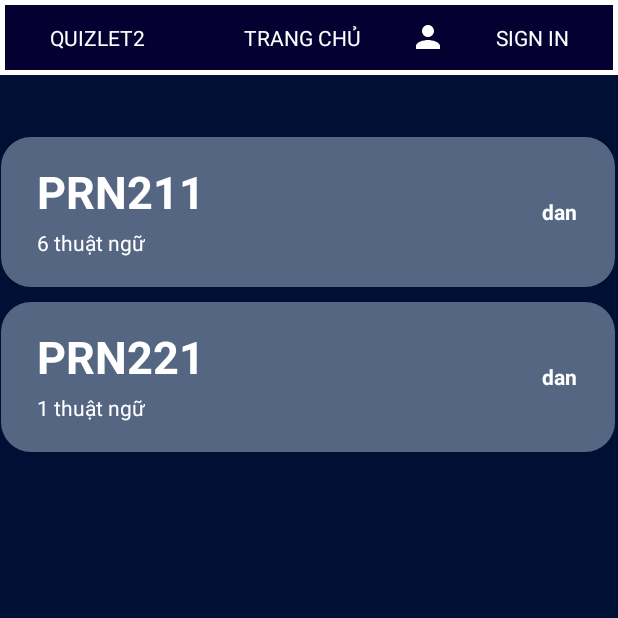
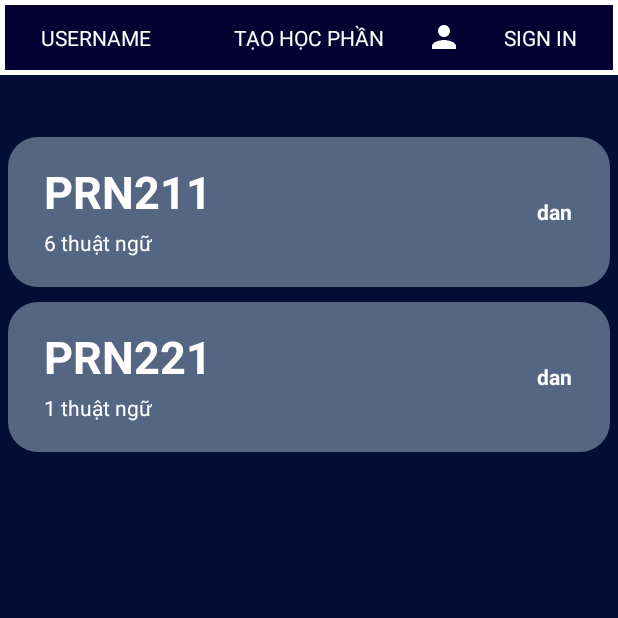
Before and after one commit to danpott555/QuizLearn, an Android app: the HomeScreenActivity screen opened directly, with no data from a screen before it, on a phone screen of 412 x 824 dp, the top half of it. Run offline under Robolectric (Android 15) with nearby library versions, the phone set to English and light mode, and no system bars; our stand-ins replace Room's generated code; 1 statement that could not run was skipped.

Commit message:
update layout, intent

```diff
--- a/app/src/main/java/com/smily/quizlearn/HomeScreenActivity.java
+++ b/app/src/main/java/com/smily/quizlearn/HomeScreenActivity.java
@@ -1,14 +1,18 @@
 package com.smily.quizlearn;
 
+import android.content.Intent;
 import android.os.Bundle;
+import android.view.View;
 import android.widget.LinearLayout;
 import android.widget.ScrollView;
+import android.widget.TextView;
 
 import androidx.appcompat.app.AppCompatActivity;
 import androidx.recyclerview.widget.GridLayoutManager;
 import androidx.recyclerview.widget.RecyclerView;
 
 import com.smily.quizlearn.model.StudySet;
+import com.smily.quizlearn.model.User;
 import com.smily.quizlearn.roomdatabase.InitDatabase;
 
 import java.util.ArrayList;
@@ -19,33 +23,53 @@ public class HomeScreenActivity extends AppCompatActivity {
     private List<StudySet> cards;
     private ScrollView homeScrView;
     private LinearLayout homeLinearLayout;
+    private TextView tvUsername;
+    private TextView tvInsertStudySet;
+    private User user;
+
     private void bindingView() {
-        rcvMain=findViewById(R.id.rcvMain);
+        tvInsertStudySet = findViewById(R.id.tvInsertStudySet);
+        tvUsername = findViewById(R.id.tvUsername);
+        rcvMain = findViewById(R.id.rcvMain);
         homeScrView = findViewById(R.id.homeScrView);
         homeLinearLayout = findViewById(R.id.homeLinearLayout);
         homeScrView.smoothScrollTo(0, homeLinearLayout.getTop());
     }
 
     private void bindingAction() {
-
-    }
-    private void onClick(){
-
+        tvInsertStudySet.setOnClickListener(this::OnTvInsertStudySetClick);
     }
 
-    private void fakeData(){
+    private void OnTvInsertStudySetClick(View view) {
+        Intent i = new Intent(this, AddScreenActivity.class);
+        i.putExtra("email", user.getEmail());
+        startActivity(i);
+    }
+
+    private void receivingIntent() {
+        Intent i = getIntent();
+        if (i.hasExtra("email")) {
+            user = InitDatabase.getInstance(this).userDAO().getUserByEmail(i.getStringExtra("email"));
+        }
+    }
+
+    private void setData() {
+        tvUsername.setText(user.getUsername());
         cards = new ArrayList<>();
-        cards= InitDatabase.getInstance(this).studySetDAO().getAll();
+        cards = InitDatabase.getInstance(this).studySetDAO().getAll();
     }
+
     private void bindDataToRcvDictionary() {
-        fakeData();
+        setData();
         rcvMain.setLayoutManager(new GridLayoutManager(this, 1));
         rcvMain.setAdapter(new HomeScreen_Adapter(cards, this));
     }
+
     @Override
     protected void onCreate(Bundle savedInstanceState) {
         super.onCreate(savedInstanceState);
         setContentView(R.layout.activity_main_rcv_screen);
+        receivingIntent();
         bindingView();
         bindingAction();
         bindDataToRcvDictionary();
--- a/app/src/main/java/com/smily/quizlearn/LoginActivity.java
+++ b/app/src/main/java/com/smily/quizlearn/LoginActivity.java
@@ -20,7 +20,7 @@ public class LoginActivity extends AppCompatActivity {
     MaterialButton btnSignUpInLogin;
 
     public void bindingView() {
-        username = findViewById(R.id.username);
+        username = findViewById(R.id.email);
         password = findViewById(R.id.password);
         btnLogin = findViewById(R.id.loginbtn);
         btnSignUpInLogin=findViewById(R.id.btnSignUpInLogin);
@@ -42,7 +42,7 @@ public class LoginActivity extends AppCompatActivity {
         if (user != null) {
             Toast.makeText(LoginActivity.this, "Login successfully", Toast.LENGTH_SHORT).show();
             Intent i = new Intent(this, HomeScreenActivity.class);
-            i.putExtra("userId", 1);
+            i.putExtra("email", user.getEmail());
             startActivity(i);
         } else {
             Toast.makeText(LoginActivity.this, "Login failed", Toast.LENGTH_SHORT).show();
--- a/app/src/main/java/com/smily/quizlearn/roomdatabase/StudySetDAO.java
+++ b/app/src/main/java/com/smily/quizlearn/roomdatabase/StudySetDAO.java
@@ -13,7 +13,8 @@ public interface StudySetDAO {
     @Insert
     void insertStudySet(StudySet studySet);
 
-
+    @Query("SELECT * FROM studySet WHERE name LIKE '%' || :search || '%'")
+    List<StudySet> getListBySearch(String search);
 
     @Query("SELECT * FROM studySet")
     List<StudySet> getAll();
--- a/app/src/main/res/layout/activity_main.xml
+++ b/app/src/main/res/layout/activity_main.xml
@@ -22,7 +22,7 @@
         android:textStyle="bold" />
 
     <EditText
-        android:id="@+id/username"
+        android:id="@+id/email"
         android:layout_width="match_parent"
         android:layout_height="wrap_content"
         android:layout_below="@+id/signin"
@@ -33,7 +33,7 @@
         android:background="#30ffffff"
         android:drawableLeft="@drawable/baseline_person_outline_24"
         android:drawablePadding="20dp"
-        android:hint="Username"
+        android:hint="Email"
         android:padding="20dp"
         android:textColor="@color/white"
         android:textColorHint="@color/white" />
@@ -42,7 +42,7 @@
         android:id="@+id/password"
         android:layout_width="match_parent"
         android:layout_height="wrap_content"
-        android:layout_below="@+id/username"
+        android:layout_below="@+id/email"
         android:layout_marginStart="10dp"
         android:layout_marginTop="10dp"
         android:layout_marginEnd="10dp"
--- a/app/src/main/res/layout/activity_main_rcv_screen.xml
+++ b/app/src/main/res/layout/activity_main_rcv_screen.xml
@@ -25,20 +25,22 @@
             app:layout_constraintTop_toTopOf="parent">
 
             <TextView
+                android:id="@+id/tvUsername"
                 android:layout_width="wrap_content"
                 android:layout_height="50dp"
                 android:layout_weight="0.3"
                 android:gravity="center"
-                android:text="Quizlet2"
+                android:text="Username"
                 android:textAllCaps="true"
                 android:textColor="#FFFFFF" />
 
             <TextView
+                android:id="@+id/tvInsertStudySet"
                 android:layout_width="wrap_content"
                 android:layout_height="50dp"
                 android:layout_weight="0.3"
                 android:gravity="center"
-                android:text="TRang chủ"
+                android:text="Tạo học phần"
                 android:textAllCaps="true"
                 android:textColor="#FFFFFF" />
 
@@ -55,10 +57,11 @@
 
         <androidx.recyclerview.widget.RecyclerView
             android:id="@+id/rcvMain"
-            android:layout_width="409dp"
+            android:layout_width="match_parent"
             android:layout_height="wrap_content"
+            android:layout_marginStart="5dp"
             android:layout_marginTop="41dp"
-            android:layout_marginEnd="2dp"
+            android:layout_marginEnd="5dp"
             app:layout_constraintEnd_toEndOf="parent"
             app:layout_constraintStart_toStartOf="parent"
             app:layout_constraintTop_toBottomOf="@+id/homeLinearLayout" />
--- a/app/src/main/res/layout/activity_rcv.xml
+++ b/app/src/main/res/layout/activity_rcv.xml
@@ -4,7 +4,7 @@
     xmlns:tools="http://schemas.android.com/tools"
     android:id="@+id/homeScrView"
     android:layout_width="match_parent"
-    android:layout_height="wrap_content"
+    android:layout_height="match_parent"
     android:background="@color/backgroundColor"
     tools:context=".ScreenActivity">
 
@@ -40,7 +40,7 @@
                 android:layout_height="50dp"
                 android:layout_weight="0.3"
                 android:gravity="center"
-                android:text="TRang chủ"
+                android:text="Trang chủ"
                 android:textAllCaps="true"
                 android:textColor="#FFFFFF" />
 
```
Also changed, not shown: app/src/main/java/com/smily/quizlearn/SignUpActivity.java (+7 -1 lines), app/src/main/java/com/smily/quizlearn/model/StudySet.java (+10 -0 lines), app/src/main/res/layout/activity_signup.xml (+8 -5 lines).
